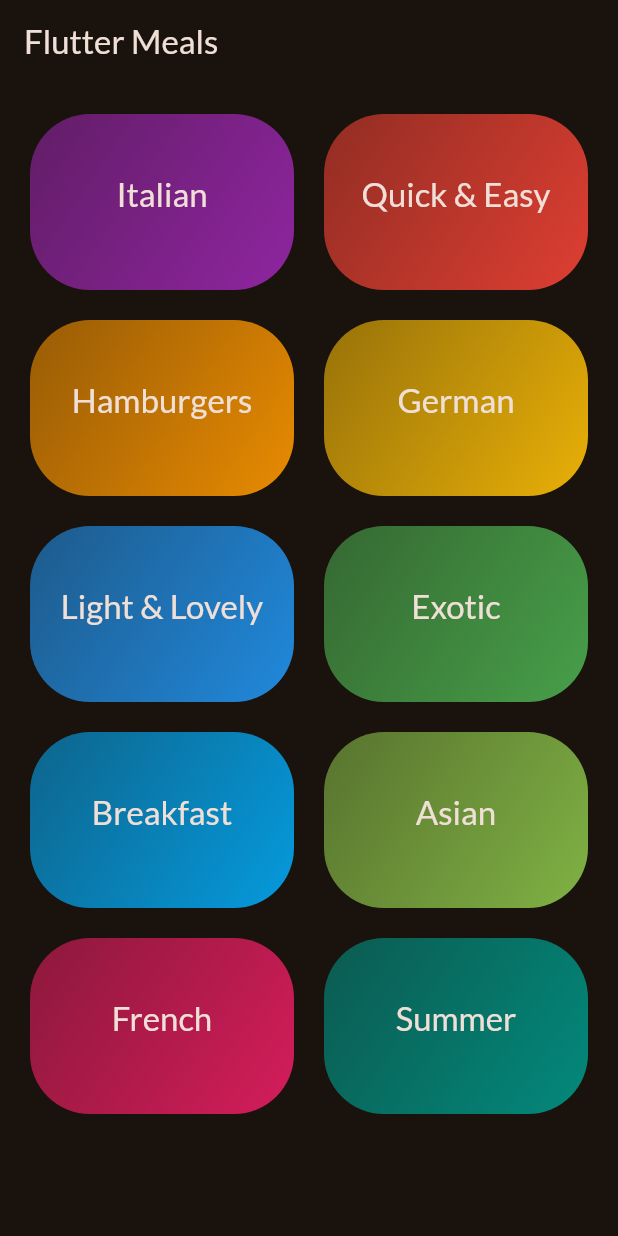
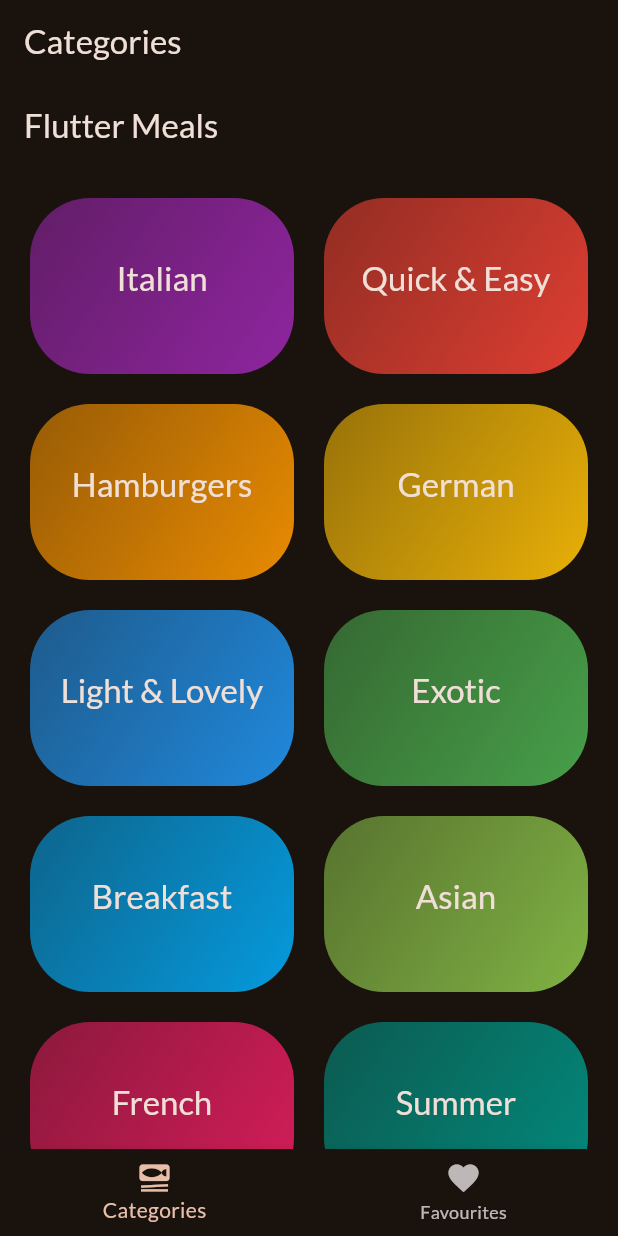
Before and after one commit to moharoon11/flutter_meals, a Flutter app: the screen it shows after launch, on a phone screen of 412 x 824 dp. Run offline on Flutter 3.47's test engine with Material 3 defaults, Android fonts, the phone set to English and light mode, and no system bars; our stand-ins replace google_fonts, transparent_image.

Commit message:
created favourites feautures

```diff
--- a/lib/main.dart
+++ b/lib/main.dart
@@ -2,6 +2,7 @@ import 'package:flutter/material.dart';
 
 import 'package:google_fonts/google_fonts.dart';
 import 'package:meals/screens/categories.dart';
+import 'package:meals/screens/tabs.dart';
 
 final theme = ThemeData(
   useMaterial3: true,
@@ -16,7 +17,7 @@ void main() {
   runApp(
     MaterialApp(
       theme: theme,
-      home: const CategoriesScreen(),
+      home: const Tabs(),
       debugShowCheckedModeBanner: false,
     ),
   );
--- a/lib/screens/categories.dart
+++ b/lib/screens/categories.dart
@@ -5,7 +5,12 @@ import 'package:meals/screens/meals.dart';
 import 'package:meals/widget/category_grid_item.dart';
 
 class CategoriesScreen extends StatelessWidget {
-  const CategoriesScreen({super.key});
+  const CategoriesScreen({
+    super.key,
+    required this.toggleFavouriteMeal,
+  });
+
+  final void Function(Meal meal) toggleFavouriteMeal;
 
   void _selectCategory(context, category) {
     List<Meal> filteredMeals = dummyMeals
@@ -13,8 +18,11 @@ class CategoriesScreen extends StatelessWidget {
         .toList();
     Navigator.of(context).push(
       MaterialPageRoute(
-        builder: (ctx) =>
-            MealsScreen(title: category.title, meals: filteredMeals),
+        builder: (ctx) => MealsScreen(
+          title: category.title,
+          meals: filteredMeals,
+          toggleFavouriteMeal: toggleFavouriteMeal,
+        ),
       ),
     );
   }
--- /dev/null
+++ b/lib/screens/tabs.dart
@@ -0,0 +1,70 @@
+import 'package:flutter/material.dart';
+import 'package:meals/models/meals.dart';
+import 'package:meals/screens/categories.dart';
+import 'package:meals/screens/meals.dart';
+
+class Tabs extends StatefulWidget {
+  const Tabs({super.key});
+
+  @override
+  State<Tabs> createState() => _TabsState();
+}
+
+class _TabsState extends State<Tabs> {
+  int selectedIndex = 0;
+  List<Meal> favouriteMeal = [];
+
+  onSelectTab(index) {
+    setState(() {
+      selectedIndex = index;
+    });
+  }
+
+  toggleFavouriteMeal(Meal meal) {
+    final isExisting = favouriteMeal.contains(meal);
+
+    if (isExisting) {
+      favouriteMeal.remove(meal);
+    } else {
+      favouriteMeal.add(meal);
+    }
+  }
+
+  @override
+  Widget build(BuildContext context) {
+    Widget activePage = CategoriesScreen(
+      toggleFavouriteMeal: toggleFavouriteMeal,
+    );
+    String activePageTitle = 'Categories';
+
+    if (selectedIndex == 1) {
+      activePage = MealsScreen(
+        title: '',
+        meals: favouriteMeal,
+        toggleFavouriteMeal: toggleFavouriteMeal,
+      );
+      activePageTitle = 'Meals';
+    }
+
+    return Scaffold(
+      appBar: AppBar(title: Text(activePageTitle)),
+      body: activePage,
+      bottomNavigationBar: BottomNavigationBar(
+        onTap: onSelectTab,
+        currentIndex: selectedIndex,
+        items: const [
+          BottomNavigationBarItem(
+            icon: Icon(Icons.set_meal),
+            label: 'Categories',
+          ),
+          BottomNavigationBarItem(
+            icon: Icon(
+              Icons.favorite,
+            ),
+            label: 'Favourites',
+          )
+        ],
+      ),
+    );
+  }
+}
--- a/lib/widget/meal_item.dart
+++ b/lib/widget/meal_item.dart
@@ -44,7 +44,7 @@ class MealItem extends StatelessWidget {
             right: 0,
             bottom: 0,
             child: Container(
-              padding: const EdgeInsets.symmetric(vertical: 6, horizontal: 44),
+              padding: const EdgeInsets.symmetric(vertical: 6, horizontal: 20),
               color: Colors.black54,
               child: Column(
                 children: [
```
Also changed, not shown: lib/screens/meals.dart (+9 -1 lines), lib/screens/meals_detail_screen.dart (+17 -4 lines), 1 other file.
